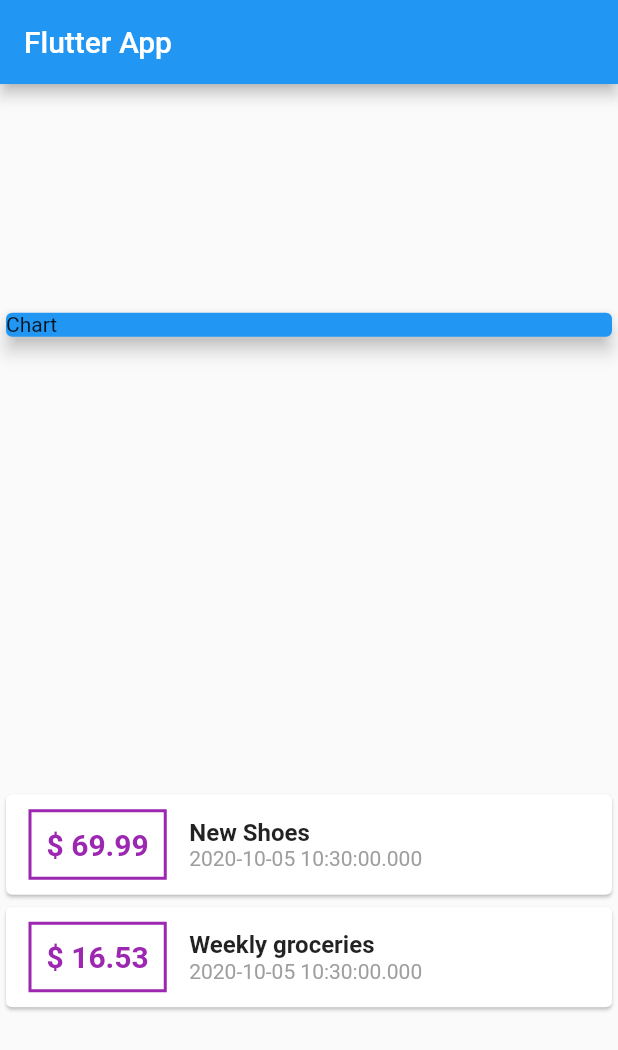
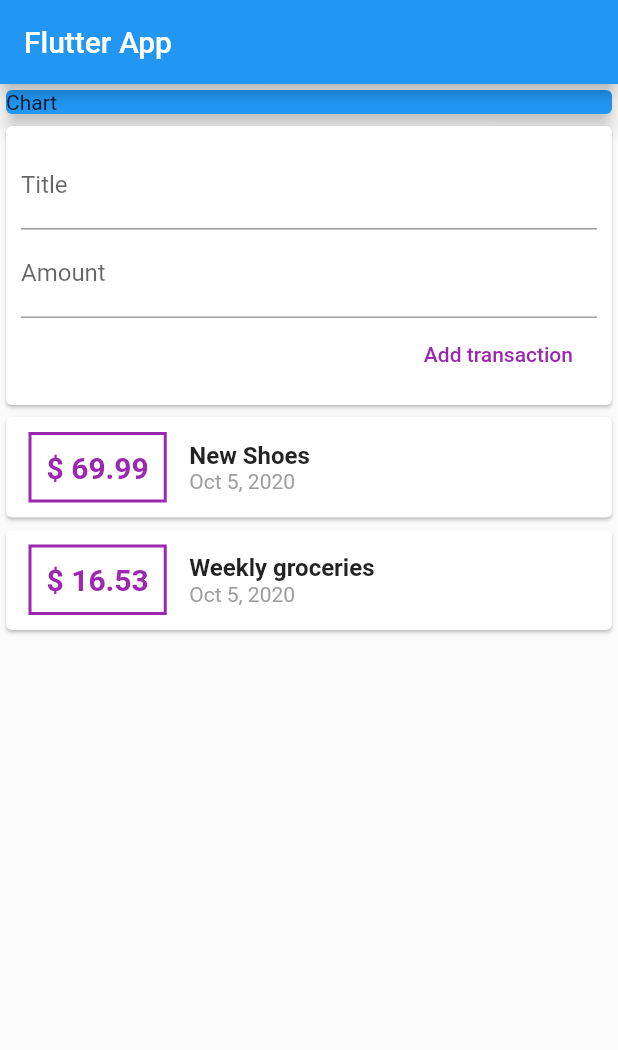
Before and after one commit to AshishSingh2001/Personal_Expenses_App, a Flutter app: the screen it shows after launch, on a phone screen of 412 x 824 dp. Shown: the top 1050 px of the screen. Run offline on Flutter 3.47's test engine with Material 2 defaults, Android fonts, the phone set to English and light mode, and no system bars.

Commit message:
added text field

```diff
--- a/lib/main.dart
+++ b/lib/main.dart
@@ -1,4 +1,6 @@
 import 'package:flutter/material.dart';
+import 'package:intl/intl.dart';
+
 import './Transaction.dart';
 
 void main() {
@@ -31,6 +33,12 @@ class MyHomePage extends StatelessWidget {
       date: DateTime.now(),
     ),
   ];
+
+  // String titleInput;
+  // String amountInput;
+  final titleController = TextEditingController();
+  final amountController = TextEditingController();
+
   @override
   Widget build(BuildContext context) {
     return Scaffold(
@@ -38,7 +46,7 @@ class MyHomePage extends StatelessWidget {
         title: Text("Flutter App"),
       ),
       body: Column(
-        mainAxisAlignment: MainAxisAlignment.spaceAround,
+        mainAxisAlignment: MainAxisAlignment.start,
         crossAxisAlignment: CrossAxisAlignment.stretch,
         children: <Widget>[
           Container(
@@ -47,6 +55,36 @@ class MyHomePage extends StatelessWidget {
               color: Colors.blue,
               child: Text("Chart"),
               elevation: 5,
+            ),
+          ),
+          Card(
+            // elevation: 10,
+            child: Container(
+              margin: EdgeInsets.all(10),
+              child: Column(
+                crossAxisAlignment: CrossAxisAlignment.end,
+                children: <Widget>[
+                  TextField(
+                    decoration: InputDecoration(labelText: 'Title'),
+                    // onChanged: (value) {
+                    //   titleInput = value;
+                    // },
+                    controller: titleController,
+                  ),
+                  TextField(
+                    decoration: InputDecoration(labelText: 'Amount'),
+                    // onChanged: (value) => amountInput = value,
+                    controller: amountController,
+                  ),
+                  FlatButton(
+                    onPressed: () {
+                      print(titleController.text);
+                    },
+                    child: Text('Add transaction'),
+                    textColor: Colors.purple,
+                  )
+                ],
+              ),
             ),
           ),
           Column(
@@ -86,7 +124,7 @@ class MyHomePage extends StatelessWidget {
                         ),
                       ),
                       Text(
-                        tx.date.toString(),
+                        DateFormat.yMMMd().format(tx.date),
                         style: TextStyle(
                           color: Colors.grey,
                         ),
```
